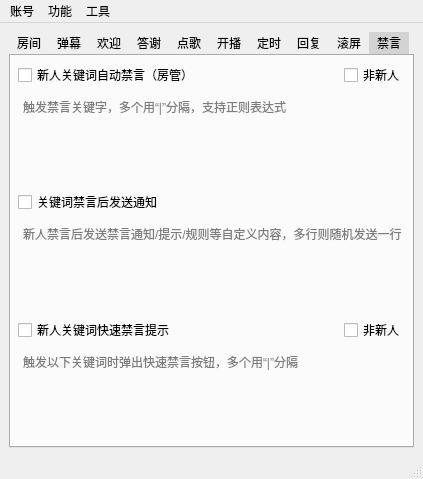
iwxyi/Bilibili-MagicalDanmaku, file mainwindow.ui: the form before one commit.
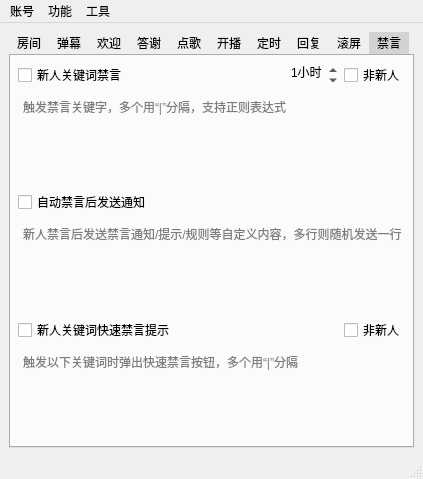
The form after the commit. Icons and pictures are not drawn. Custom widgets are drawn as their Qt base class.

Commit message: 添加可执行命令

```diff
--- a/mainwindow.ui
+++ b/mainwindow.ui
@@ -1903,7 +1903,7 @@
              <string>&lt;html&gt;&lt;head/&gt;&lt;body&gt;&lt;p&gt;发送的内容包含关键词，自动禁言1个月&lt;/p&gt;&lt;p&gt;多个关键词用“|”分隔（支持正则表达式）&lt;/p&gt;&lt;p&gt;新人规则：&lt;/p&gt;&lt;p&gt;等级=0：前三句话&lt;/p&gt;&lt;p&gt;等级&amp;gt;0：第一句话&lt;/p&gt;&lt;p&gt;可以在实时弹幕的右键菜单中设置禁言时长&lt;/p&gt;&lt;/body&gt;&lt;/html&gt;</string>
             </property>
             <property name="text">
-             <string>新人关键词自动禁言（房管）</string>
+             <string>新人关键词禁言</string>
             </property>
            </widget>
           </item>
@@ -1920,6 +1920,37 @@
             </property>
            </spacer>
           </item>
+          <item>
+           <widget class="QSpinBox" name="autoBlockTimeSpin">
+            <property name="toolTip">
+             <string>&lt;html&gt;&lt;head/&gt;&lt;body&gt;&lt;p&gt;禁言时长，到时间后系统会自动解禁&lt;/p&gt;&lt;/body&gt;&lt;/html&gt;</string>
+            </property>
+            <property name="styleSheet">
+             <string notr="true">QAbstractSpinBox
+{
+	background: transparent;
+}</string>
+            </property>
+            <property name="frame">
+             <bool>false</bool>
+            </property>
+            <property name="alignment">
+             <set>Qt::AlignRight|Qt::AlignTrailing|Qt::AlignVCenter</set>
+            </property>
+            <property name="suffix">
+             <string>小时</string>
+            </property>
+            <property name="minimum">
+             <number>1</number>
+            </property>
+            <property name="maximum">
+             <number>720</number>
+            </property>
+            <property name="singleStep">
+             <number>1</number>
+            </property>
+           </widget>
+          </item>
           <item>
            <widget class="QCheckBox" name="blockNotOnlyNewbieCheck">
             <property name="toolTip">
@@ -1959,7 +1990,7 @@
              <string>&lt;html&gt;&lt;head/&gt;&lt;body&gt;&lt;p&gt;检测到关键词后，发送对应通知/警告/规则等&lt;/p&gt;&lt;p&gt;多行则随机发送一行&lt;/p&gt;&lt;/body&gt;&lt;/html&gt;</string>
             </property>
             <property name="text">
-             <string>关键词禁言后发送通知</string>
+             <string>自动禁言后发送通知</string>
             </property>
            </widget>
           </item>
```
The commit also changes 2 other files.
